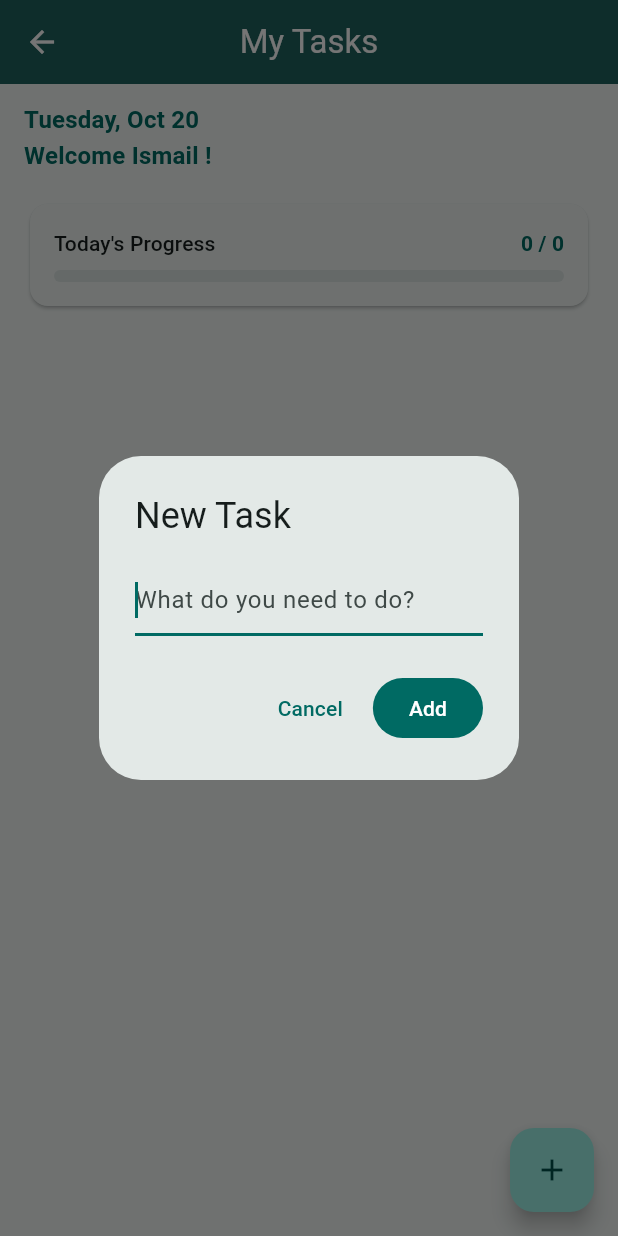
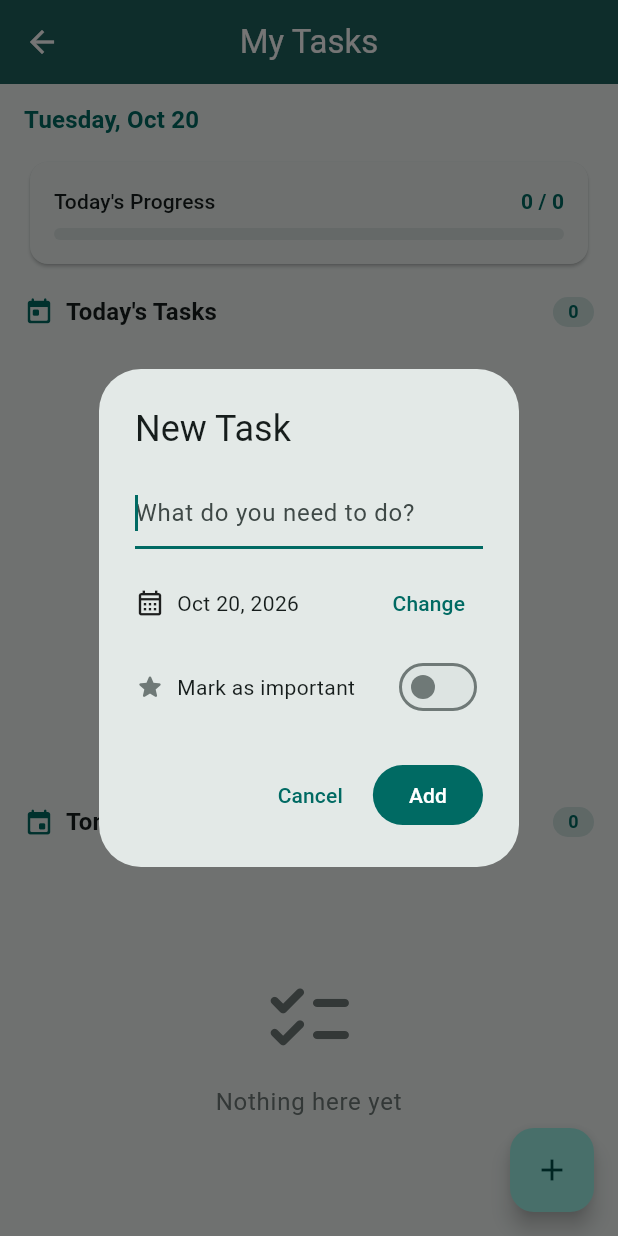
Before and after one commit to IsmailJibril/tasks-app, a Flutter app: the HomePage screen opened directly, after a tap on the "add" icon, on a phone screen of 412 x 824 dp. Run offline on Flutter 3.47's test engine with Material 3 defaults, Android fonts, the phone set to English and light mode, and no system bars.

Commit message:
Add overdue section, view all links, importance flag, and delete button

```diff
--- a/tasks_app/lib/main.dart
+++ b/tasks_app/lib/main.dart
@@ -53,12 +53,12 @@ class MainShell extends StatefulWidget {
 class _MainShellState extends State<MainShell> {
   int _currentIndex = 0;
 
-  final List<Widget> _pages = const [
-    HomePage(),
-    AllTasksPage(),
-    DashboardPage(),
-    CalendarPage(),
-    SettingsPage(),
+  late final List<Widget> _pages = [
+    HomePage(onViewAll: () => setState(() => _currentIndex = 1)),
+    const AllTasksPage(),
+    const DashboardPage(),
+    const CalendarPage(),
+    const SettingsPage(),
   ];
 
   @override
--- a/tasks_app/lib/models/task_item.dart
+++ b/tasks_app/lib/models/task_item.dart
@@ -2,7 +2,14 @@ class TaskItem {
   final String id;
   String title;
   bool isDone;
+  bool isImportant;
+  DateTime dueDate;
 
-  TaskItem({required this.title, this.isDone = false})
-      : id = DateTime.now().millisecondsSinceEpoch.toString();
+  TaskItem({
+    required this.title,
+    this.isDone = false,
+    this.isImportant = false,
+    DateTime? dueDate,
+  })  : dueDate = dueDate ?? DateTime.now(),
+        id = DateTime.now().millisecondsSinceEpoch.toString();
 }
--- a/tasks_app/lib/pages/home_page.dart
+++ b/tasks_app/lib/pages/home_page.dart
@@ -2,11 +2,12 @@ import 'package:flutter/material.dart';
 
 import '../models/task_item.dart';
 import '../widgets/progress_card.dart';
-import '../widgets/empty_state.dart';
-import '../widgets/task_card.dart';
+import '../widgets/tasks_section.dart';
 
 class HomePage extends StatefulWidget {
-  const HomePage({super.key});
+  final VoidCallback? onViewAll;
+
+  const HomePage({super.key, this.onViewAll});
 
   @override
   State<HomePage> createState() => _HomePageState();
@@ -22,17 +23,78 @@ class _HomePageState extends State<HomePage> {
     super.dispose();
   }
 
+  bool _isSameDay(DateTime a, DateTime b) =>
+      a.year == b.year && a.month == b.month && a.day == b.day;
+
+  bool _isBefore(DateTime a, DateTime b) =>
+      a.year < b.year ||
+      (a.year == b.year && a.month < b.month) ||
+      (a.year == b.year && a.month == b.month && a.day < b.day);
+
   void _addTask() {
+    DateTime selectedDate = DateTime.now();
+    bool isImportant = false;
+
     showDialog(
       context: context,
-      builder: (ctx) => AlertDialog(
+      builder: (ctx) => StatefulBuilder(
+        builder: (ctx, setDialogState) => AlertDialog(
           title: const Text('New Task'),
-        content: TextField(
+          content: Column(
+            mainAxisSize: MainAxisSize.min,
+            children: [
+              TextField(
                 controller: _controller,
                 autofocus: true,
                 decoration: const InputDecoration(
                   hintText: 'What do you need to do?',
                 ),
+              ),
+              const SizedBox(height: 12),
+              // Date picker - today and future only
+              Row(
+                children: [
+                  const Icon(Icons.calendar_month_outlined, size: 20),
+                  const SizedBox(width: 8),
+                  Text(_formatShort(selectedDate)),
+                  const Spacer(),
+                  TextButton(
+                    onPressed: () async {
+                      final picked = await showDatePicker(
+                        context: ctx,
+                        initialDate: selectedDate,
+                        firstDate: DateTime.now(),
+                        lastDate: DateTime(2100),
+                      );
+                      if (picked != null) {
+                        setDialogState(() => selectedDate = picked);
+                      }
+                    },
+                    child: const Text('Change'),
+                  ),
+                ],
+              ),
+              const SizedBox(height: 8),
+              // Importance toggle
+              Row(
+                children: [
+                  Icon(
+                    Icons.star_rounded,
+                    size: 20,
+                    color: isImportant
+                        ? Colors.amber.shade700
+                        : Theme.of(ctx).colorScheme.outline,
+                  ),
+                  const SizedBox(width: 8),
+                  const Text('Mark as important'),
+                  const Spacer(),
+                  Switch(
+                    value: isImportant,
+                    onChanged: (v) => setDialogState(() => isImportant = v),
+                  ),
+                ],
+              ),
+            ],
           ),
           actions: [
             TextButton(
@@ -44,7 +106,11 @@ class _HomePageState extends State<HomePage> {
                 final text = _controller.text.trim();
                 if (text.isNotEmpty) {
                   setState(() {
-                  _tasks.add(TaskItem(title: text));
+                    _tasks.add(TaskItem(
+                      title: text,
+                      dueDate: selectedDate,
+                      isImportant: isImportant,
+                    ));
                   });
                   _controller.clear();
                 }
@@ -54,92 +120,114 @@ class _HomePageState extends State<HomePage> {
             ),
           ],
         ),
+      ),
     );
   }
 
-  void _toggleTask(int index) {
+  void _toggleTask(TaskItem task) {
     setState(() {
-      _tasks[index].isDone = !_tasks[index].isDone;
+      task.isDone = !task.isDone;
     });
   }
 
-  void _deleteTask(int index) {
+  void _deleteTask(TaskItem task) {
     setState(() {
-      _tasks.removeAt(index);
+      _tasks.remove(task);
     });
   }
 
   @override
   Widget build(BuildContext context) {
     final theme = Theme.of(context);
-    final dateStr = _formatDate(DateTime.now());
-    final doneCount = _tasks.where((t) => t.isDone).length;
-    final total = _tasks.length;
+    final now = DateTime.now();
+    final tomorrow = now.add(const Duration(days: 1));
+
+    final todayTasks =
+        _tasks.where((t) => _isSameDay(t.dueDate, now)).toList();
+    final tomorrowTasks =
+        _tasks.where((t) => _isSameDay(t.dueDate, tomorrow)).toList();
+    final overdueTasks = _tasks
+        .where((t) => !t.isDone && _isBefore(t.dueDate, now))
+        .toList();
+
+    final doneCount = todayTasks.where((t) => t.isDone).length;
+    final total = todayTasks.length;
     final progress = total == 0 ? 0.0 : doneCount / total;
 
     return Scaffold(
-      appBar: AppBar(title: const Text('My Tasks'), centerTitle: true),
+      appBar: AppBar(
+        title: const Text('My Tasks'),
+        centerTitle: true,
+      ),
       body: SingleChildScrollView(
+        padding: const EdgeInsets.symmetric(horizontal: 16),
         child: Column(
+          crossAxisAlignment: CrossAxisAlignment.start,
           children: [
             // Date
             Padding(
-              padding: const EdgeInsets.fromLTRB(16, 12, 16, 0),
-              child: Align(
-                alignment: Alignment.bottomLeft,
-                child: Column(
-                  crossAxisAlignment: CrossAxisAlignment.start,
-                  //mainAxisAlignment: MainAxisAlignment.start,
-                  children: [
-                    Text(
-                      dateStr,
+              padding: const EdgeInsets.only(top: 12),
+              child: Text(
+                _formatDate(now),
                 style: theme.textTheme.titleMedium?.copyWith(
                   color: theme.colorScheme.primary,
                   fontWeight: FontWeight.w600,
                 ),
               ),
-                    Text(
-                      "Welcome Ismail !",
-                      style: theme.textTheme.titleMedium?.copyWith(
-                        color: theme.colorScheme.primary,
-                        fontWeight: FontWeight.w600,
-                      ),
-                    ),
-                  ],
-                ),
-              ),
             ),
 
+            const SizedBox(height: 12),
+
             // Progress Card
-            Padding(
-              padding: const EdgeInsets.all(16),
-              child: ProgressCard(
+            ProgressCard(
               doneCount: doneCount,
               total: total,
               progress: progress,
             ),
+
+            const SizedBox(height: 16),
+
+            // Overdue Tasks - only shown if there are overdue tasks
+            if (overdueTasks.isNotEmpty) ...[
+              TasksSection(
+                title: 'Overdue Tasks',
+                icon: Icons.warning_rounded,
+                tasks: overdueTasks,
+                onToggle: _toggleTask,
+                onDelete: _deleteTask,
+                accentColor: Colors.red.shade400,
+                height: 180,
+                emptyMessage: 'No overdue tasks',
+                onViewAll: widget.onViewAll,
+              ),
+              const SizedBox(height: 24),
+            ],
+
+            // Today's Tasks
+            TasksSection(
+              title: "Today's Tasks",
+              icon: Icons.today_rounded,
+              tasks: todayTasks,
+              onToggle: _toggleTask,
+              onDelete: _deleteTask,
+              height: 280,
+              onViewAll: widget.onViewAll,
             ),
 
-            // Task List
-            SizedBox(
-              height: 300,
-              child: _tasks.isEmpty
-                  ? const EmptyState()
-                  : ListView.builder(
-                      padding: const EdgeInsets.symmetric(
-                        horizontal: 18,
-                        vertical: 8,
+            const SizedBox(height: 24),
+
+            // Tomorrow's Tasks
+            TasksSection(
+              title: "Tomorrow's Tasks",
+              icon: Icons.event_rounded,
+              tasks: tomorrowTasks,
+              onToggle: _toggleTask,
+              onDelete: _deleteTask,
+              height: 250,
+              onViewAll: widget.onViewAll,
             ),
-                      itemCount: _tasks.length,
-                      itemBuilder: (ctx, index) {
-                        return TaskCard(
-                          task: _tasks[index],
-                          onToggle: () => _toggleTask(index),
-                          onDelete: () => _deleteTask(index),
-                        );
-                      },
-                    ),
-            ),
+
+            const SizedBox(height: 24),
           ],
         ),
       ),
@@ -176,4 +264,22 @@ class _HomePageState extends State<HomePage> {
     ];
     return '${days[date.weekday - 1]}, ${months[date.month - 1]} ${date.day}';
   }
+
+  String _formatShort(DateTime date) {
+    const months = [
+      'Jan',
+      'Feb',
+      'Mar',
+      'Apr',
+      'May',
+      'Jun',
+      'Jul',
+      'Aug',
+      'Sep',
+      'Oct',
+      'Nov',
+      'Dec',
+    ];
+    return '${months[date.month - 1]} ${date.day}, ${date.year}';
   }
+}
--- a/tasks_app/lib/widgets/empty_state.dart
+++ b/tasks_app/lib/widgets/empty_state.dart
@@ -1,7 +1,9 @@
 import 'package:flutter/material.dart';
 
 class EmptyState extends StatelessWidget {
-  const EmptyState({super.key});
+  final String message;
+
+  const EmptyState({super.key, this.message = 'No tasks yet.\nTap + to add your first task!'});
 
   @override
   Widget build(BuildContext context) {
@@ -18,7 +20,7 @@ class EmptyState extends StatelessWidget {
           ),
           const SizedBox(height: 12),
           Text(
-            'No tasks yet.\nTap + to add your first task!',
+            message,
             textAlign: TextAlign.center,
             style: theme.textTheme.bodyLarge?.copyWith(
               color: theme.colorScheme.outline,
--- a/tasks_app/lib/widgets/task_card.dart
+++ b/tasks_app/lib/widgets/task_card.dart
@@ -33,17 +33,43 @@ class TaskCard extends StatelessWidget {
       onDismissed: (_) => onDelete(),
       child: Card(
         margin: const EdgeInsets.only(bottom: 8),
-        child: CheckboxListTile(
-          value: task.isDone,
-          onChanged: (_) => onToggle(),
+        child: ListTile(
+          onTap: onToggle,
+          leading: Checkbox(
+            value: task.isDone,
+            onChanged: (_) => onToggle(),
+          ),
           title: Text(
             task.title,
             style: TextStyle(
               decoration: task.isDone ? TextDecoration.lineThrough : null,
               color: task.isDone ? theme.colorScheme.outline : null,
+              fontWeight:
+                  task.isImportant && !task.isDone ? FontWeight.w600 : null,
             ),
           ),
-          controlAffinity: ListTileControlAffinity.leading,
+          subtitle: task.isImportant
+              ? Text(
+                  'Important',
+                  style: TextStyle(
+                    color: Colors.amber.shade700,
+                    fontSize: 12,
+                    fontWeight: FontWeight.w600,
+                  ),
+                )
+              : null,
+          trailing: Row(
+            mainAxisSize: MainAxisSize.min,
+            children: [
+              if (task.isImportant)
+                Icon(Icons.star_rounded, color: Colors.amber.shade700),
+              IconButton(
+                icon: const Icon(Icons.delete_outline),
+                onPressed: onDelete,
+                tooltip: 'Delete',
+              ),
+            ],
+          ),
           shape: RoundedRectangleBorder(
             borderRadius: BorderRadius.circular(12),
           ),
--- /dev/null
+++ b/tasks_app/lib/widgets/tasks_section.dart
@@ -0,0 +1,110 @@
+import 'package:flutter/material.dart';
+
+import '../models/task_item.dart';
+import 'task_card.dart';
+import 'empty_state.dart';
+
+class TasksSection extends StatelessWidget {
+  final String title;
+  final IconData icon;
+  final List<TaskItem> tasks;
+  final void Function(TaskItem task) onToggle;
+  final void Function(TaskItem task) onDelete;
+  final double height;
+  final Color? accentColor;
+  final VoidCallback? onViewAll;
+  final String emptyMessage;
+
+  const TasksSection({
+    super.key,
+    required this.title,
+    required this.icon,
+    required this.tasks,
+    required this.onToggle,
+    required this.onDelete,
+    this.height = 250,
+    this.accentColor,
+    this.onViewAll,
+    this.emptyMessage = 'Nothing here yet',
+  });
+
+  @override
+  Widget build(BuildContext context) {
+    final theme = Theme.of(context);
+    final accent = accentColor ?? theme.colorScheme.primary;
+
+    return Column(
+      crossAxisAlignment: CrossAxisAlignment.start,
+      children: [
+        // Section Header
+        Row(
+          children: [
+            Icon(icon, size: 20, color: accent),
+            const SizedBox(width: 8),
+            Text(
+              title,
+              style: theme.textTheme.titleMedium?.copyWith(
+                fontWeight: FontWeight.w600,
+              ),
+            ),
+            const Spacer(),
+            Container(
+              padding: const EdgeInsets.symmetric(horizontal: 10, vertical: 2),
+              decoration: BoxDecoration(
+                color: accent.withValues(alpha: 0.15),
+                borderRadius: BorderRadius.circular(12),
+              ),
+              child: Text(
+                '${tasks.length}',
+                style: theme.textTheme.labelMedium?.copyWith(
+                  color: accent,
+                  fontWeight: FontWeight.bold,
+                ),
+              ),
+            ),
+            if (onViewAll != null) ...[
+              const SizedBox(width: 4),
+              TextButton(
+                onPressed: onViewAll,
+                style: TextButton.styleFrom(
+                  padding: const EdgeInsets.symmetric(horizontal: 8),
+                  minimumSize: Size.zero,
+                  tapTargetSize: MaterialTapTargetSize.shrinkWrap,
+                ),
+                child: Text(
+                  'View all',
+                  style: theme.textTheme.labelMedium?.copyWith(
+                    color: accent,
+                    fontWeight: FontWeight.w600,
+                  ),
+                ),
+              ),
+            ],
+          ],
+        ),
+
+        const SizedBox(height: 12),
+
+        // Tasks area - fixed height, scrollable inside
+        SizedBox(
+          width: double.infinity,
+          height: height,
+          child: tasks.isEmpty
+              ? EmptyState(message: emptyMessage)
+              : SingleChildScrollView(
+                  child: Column(
+                    children: [
+                      for (final task in tasks)
+                        TaskCard(
+                          task: task,
+                          onToggle: () => onToggle(task),
+                          onDelete: () => onDelete(task),
+                        ),
+                    ],
+                  ),
+                ),
+        ),
+      ],
+    );
+  }
+}
```
Lines whose indentation alone changed are shown as unchanged.
